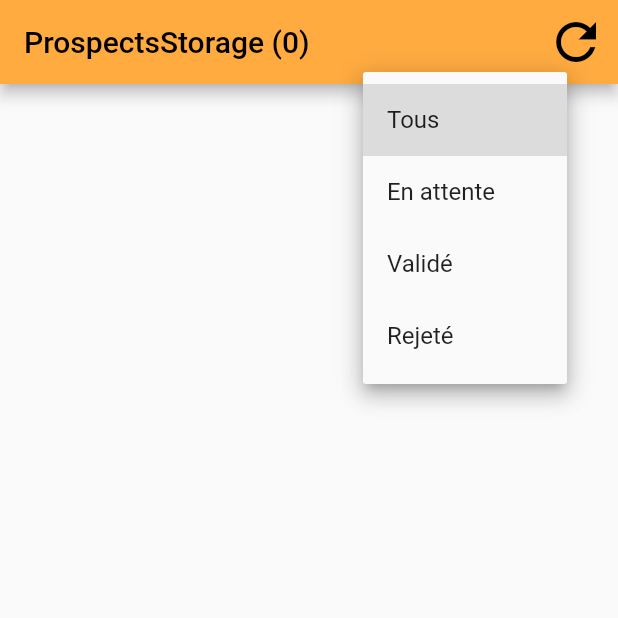
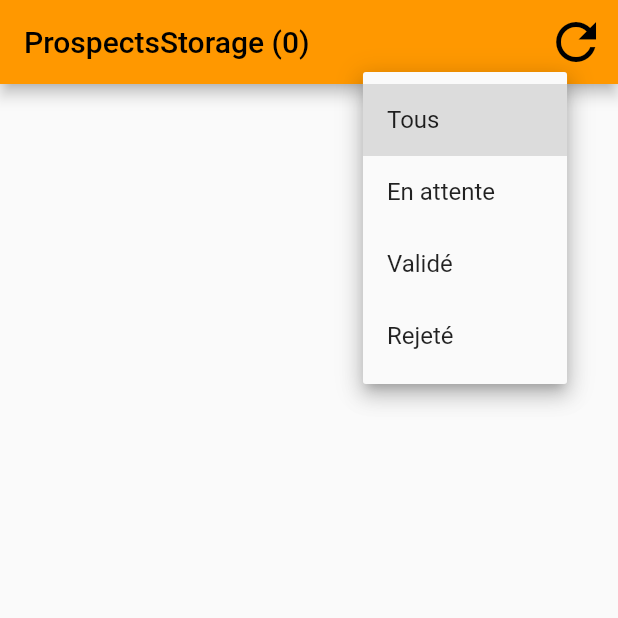
Before and after one commit to ChristPila/Prospect, a Flutter app: the screen it shows after launch, after a tap on "Tous", on a phone screen of 412 x 824 dp, the top half of it. Run offline on Flutter 3.47's test engine with Material 2 defaults, Android fonts, the phone set to English and light mode, and no system bars; our stand-ins replace get_storage.

Commit message:
fichiers utilitaires

```diff
--- a/lib/utils/utilitaires.dart
+++ b/lib/utils/utilitaires.dart
@@ -3,12 +3,12 @@ import 'dart:ui';
 import 'package:flutter/material.dart';
 
 class Utilitaires {
-  static const Color DEFAULT_COLOR = Colors.orangeAccent;
+  static const Color DEFAULT_COLOR = Colors.orange;
 
   // faire ipconfig (ifconfig sur Mac) pour recuperer votre IP de la machine
   // et mettre à jour
   static const String HOST_URL = "10.224.196.156";
-  static const String STOCKAGE_VERSION ="V12";
+  static const String STOCKAGE_VERSION ="V25";
 
   static String formatAmount(double valeurNumerique) {
     // cette methode peut etre etre remplacée par le package Intl
```
